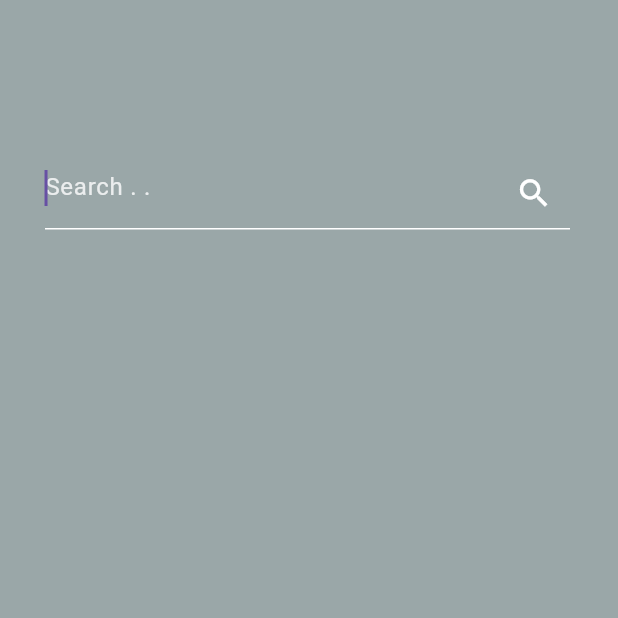
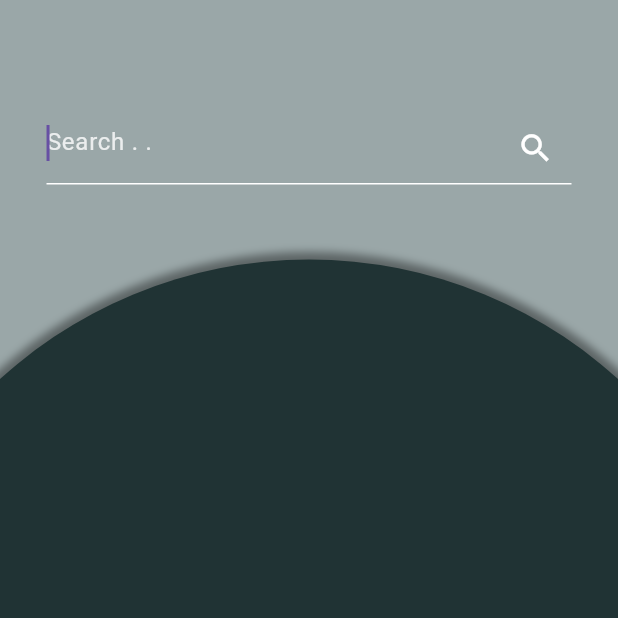
Before and after one commit to aya446/CookingApp, a Flutter app: the screen it shows after launch, after a tap on "Search . .", on a phone screen of 412 x 824 dp, the top half of it. Run offline on Flutter 3.47's test engine with Material 3 defaults, Android fonts, the phone set to English and light mode, and no system bars; our stand-ins replace flutter_animate; missing offline and left inert: carousel_slider_plus, iconify_flutter_plus; network calls fail; statements that could not run were skipped.

Commit message:
create modele and services and implement api data in ui

```diff
--- a/lib/constants.dart
+++ b/lib/constants.dart
@@ -4,6 +4,8 @@ import 'package:flutter/material.dart';
 Color kColor = const Color(0xff9AA7A8);
 
 Color kColor2 = const Color(0xff203334);
+
+Color kColor3 = const Color(0xffCCD0D0);
 
 List<Categorymodel> kCategoryModelList = [
   Categorymodel(
--- a/lib/screens/home_page.dart
+++ b/lib/screens/home_page.dart
@@ -1,8 +1,8 @@
-import 'package:cooking_app/screens/categories_view.dart';
 import 'package:cooking_app/screens/search_view.dart';
 import 'package:cooking_app/widgets/category_list_view.dart';
 import 'package:cooking_app/widgets/custom_drawer.dart';
 import 'package:cooking_app/widgets/custom_welcome.dart';
+import 'package:cooking_app/widgets/recipes_list_view.dart';
 import 'package:cooking_app/widgets/search_bar.dart';
 import 'package:flutter/material.dart';
 
@@ -38,23 +38,14 @@ class HomePage extends StatelessWidget {
             )),
           ),
           const SizedBox(
-            height: 5,
+            height: 10,
           ),
-          const CategoriesListView(),
-          TextButton(
-            onPressed: () {
-              Navigator.of(context).push(
-                MaterialPageRoute(
-                  builder: (context) {
-                    return const CategoriesView();
-                  },
-                ),
-              );
-            },
-            child: const Text(
-              'See all',
-              style: TextStyle(
-                  color: Colors.white, fontFamily: 'jomhuria', fontSize: 25),
+          Expanded(
+            child: ListView(
+              children:const [
+                CategoriesListView(),
+                RecipeListView(scroll: false, category: 'Miscellaneous')
+              ],
             ),
           ),
         ],
--- a/lib/screens/search_view.dart
+++ b/lib/screens/search_view.dart
@@ -1,3 +1,4 @@
+import 'package:cooking_app/constants.dart';
 import 'package:cooking_app/widgets/search_bar.dart';
 import 'package:flutter/material.dart';
 
@@ -6,19 +7,43 @@ class SearchView extends StatelessWidget {
 
   @override
   Widget build(BuildContext context) {
-    return const Scaffold(
-      backgroundColor:  Color(0xff9AA7A8),
-      body: Padding(
-        padding: EdgeInsets.all(30.0),
-        child: Column(
-          children: [
-            SizedBox(
-              height: 75,
-            ),
-            SearchBarLight(focus: true),
-          ],
+    return Scaffold(
+      backgroundColor: const Color(0xff9AA7A8),
+      body: Column(children: [
+        const SizedBox(
+          height: 75,
         ),
-      ),
+        const SearchBarLight(focus: true),
+        Expanded(
+          child: Stack(
+            children: [
+              Positioned(
+                top: 50,
+                bottom: -240,
+                left: -100,
+                right: -100,
+                child: Container(
+                  height: 700,
+                  width: 2200,
+                  decoration: BoxDecoration(
+                    boxShadow: [
+                      BoxShadow(
+                        color: Colors.black.withOpacity(0.4),
+                        spreadRadius: 5,
+                        blurRadius: 4
+                      )
+                    ],
+                      borderRadius: const BorderRadius.only(
+                          topLeft: Radius.circular(500),
+                          topRight: Radius.circular(500)),
+                      color: kColor2
+                      ),
+                ),
+              ),
+            ],
+          ),
+        )
+      ]),
     );
   }
 }
--- /dev/null
+++ b/lib/services/by_category.dart
@@ -0,0 +1,29 @@
+import 'dart:convert';
+import 'dart:io';
+import 'package:cooking_app/models/recipe_of_category_model.dart';
+import 'package:http/http.dart' as http;
+
+class RecipesByCategotyServise {
+  static const String baseUrl = 'https://www.themealdb.com/api/json/v1/1/filter.php?c=';
+
+  Future<List<RecipeOfCategoryModel>> getRecipeByCategory(String category) async {
+    try {
+      final response = await http.get(
+        Uri.parse('$baseUrl$category'),
+      );
+
+      if (response.statusCode == 200) {
+        final List data = json.decode(response.body)['meals'];
+        return data.map((e) => RecipeOfCategoryModel.fromJson(e)).toList();
+      } else {
+        throw Exception('Server error: ${response.statusCode}');
+      }
+    } on SocketException {
+      throw Exception('No internet connection');
+    } on FormatException {
+      throw Exception('Invalid response format');
+    } on Exception catch (e) {
+      throw Exception('Unexpected error: $e');
+    }
+  }
+}
--- a/lib/widgets/category_list_view.dart
+++ b/lib/widgets/category_list_view.dart
@@ -13,11 +13,10 @@ class CategoriesListView extends StatefulWidget {
 class _CategoriesListViewState extends State<CategoriesListView> {
   @override
   Widget build(BuildContext context) {
-    return Padding(
-      padding: const EdgeInsets.symmetric(horizontal: 12.0),
-      child: SizedBox(
-        height: 280,
-        width: double.infinity,
+    return SizedBox(
+      height: 182,
+      child: Padding(
+        padding: const EdgeInsets.symmetric(horizontal: 12.0),
         child: CarouselSlider.builder(
           itemCount: kCategoryModelList.length,
           itemBuilder: (context, index, realIndex) {
@@ -29,11 +28,12 @@ class _CategoriesListViewState extends State<CategoriesListView> {
             );
           },
           options: CarouselOptions(
-            height: 160,
+            height: 120,
             enlargeCenterPage: true,
+            clipBehavior: Clip.none,
             enableInfiniteScroll: true,
             scrollDirection: Axis.horizontal,
-            viewportFraction: 0.35,
+            viewportFraction: 0.36,
             autoPlay: true,
             autoPlayInterval: const Duration(seconds: 5),
             autoPlayAnimationDuration: const Duration(milliseconds: 800),
--- /dev/null
+++ b/lib/widgets/recipes_list_view.dart
@@ -0,0 +1,65 @@
+import 'package:cooking_app/constants.dart';
+import 'package:cooking_app/models/recipe_of_category_model.dart';
+import 'package:cooking_app/services/by_category.dart';
+import 'package:cooking_app/widgets/recipe_card.dart';
+import 'package:flutter/material.dart';
+
+class RecipeListView extends StatefulWidget {
+  const RecipeListView(
+      {super.key, required this.scroll, required this.category});
+  final bool scroll;
+  final String category;
+  @override
+  _CategoriesListViewState createState() => _CategoriesListViewState();
+}
+
+class _CategoriesListViewState extends State<RecipeListView> {
+  late Future<List<RecipeOfCategoryModel>> recipes;
+
+  @override
+  void initState() {
+    super.initState();
+    recipes =
+        RecipesByCategotyServise().getRecipeByCategory(widget.category);
+  }
+
+  @override
+  Widget build(BuildContext context) {
+    return SizedBox(
+      height: 3000,
+      width: double.infinity,
+      child: FutureBuilder(
+        future: recipes,
+        builder: (context, snapshot) {
+          if (snapshot.connectionState == ConnectionState.waiting) {
+            return const Center(child: CircularProgressIndicator());
+          } else if (snapshot.hasError) {
+            return const Center(child: Text("Error loading data"));
+          } else if (!snapshot.hasData || snapshot.data!.isEmpty) {
+            return const Center(child: Text("No recipes available"));
+          } else {
+            List<RecipeOfCategoryModel> recipeList = snapshot.data!;
+            return ListView.builder(
+              physics:
+                  !widget.scroll ? const NeverScrollableScrollPhysics() : null,
+              itemCount: recipeList.length,
+              itemBuilder: (context, index) {
+                RecipeOfCategoryModel recipe = recipeList[index];
+                return Padding(
+                  padding: const EdgeInsets.symmetric(vertical: 12.0),
+                  child: RecipesCard(
+                    id: recipe.mealID,
+                    color: index % 2 == 0 ? kColor3 : Colors.white,
+                    right: index % 2 == 0 ? true : false,
+                    textColor: index % 2 == 0 ? Colors.white : kColor2,
+                    //categoryModel: kCategoryModelList2[index],
+                  ),
+                );
+              },
+            );
+          }
+        },
+      ),
+    );
+  }
+}
--- a/pubspec.yaml
+++ b/pubspec.yaml
@@ -40,6 +40,7 @@ dependencies:
   animated_text_kit: ^4.2.3
   flutter_animate: ^4.5.2
   carousel_slider_plus: ^7.1.0
+  http: ^1.2.0
 
 dev_dependencies:
   flutter_test:
```
Also changed, not shown: lib/models/recipe_model.dart (added, +44 -0 lines), lib/models/recipe_of_category_model.dart (added, +18 -0 lines), lib/screens/recipes_view.dart (added, +20 -0 lines), lib/services/by_id.dart (added, +30 -0 lines), lib/widgets/category_card.dart (+13 -1 lines), lib/widgets/custom_text_botton.dart (added, +36 -0 lines), lib/widgets/full_category_card.dart (+19 -12 lines), lib/widgets/home.dart (added, +10 -0 lines), lib/widgets/recipe_card.dart (added, +111 -0 lines), lib/widgets/recipr_column.dart (added, +45 -0 lines), pubspec.lock.
